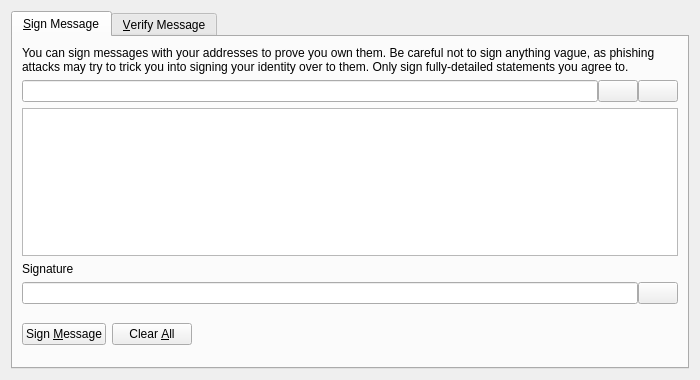
First picture: the form in src/qt/forms/signverifymessagedialog.ui, repository aglehcoin-project/ac, before the edit.
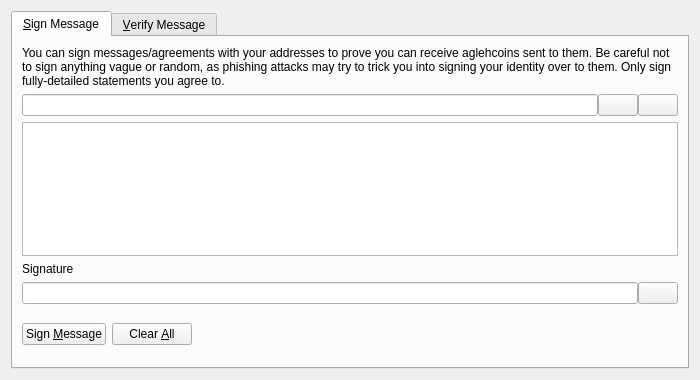
Second picture: the form after the edit. Icons and pictures are not drawn. Custom widgets are drawn as their Qt base class.

What changed in the file:
```diff
--- a/src/qt/forms/signverifymessagedialog.ui
+++ b/src/qt/forms/signverifymessagedialog.ui
@@ -30,7 +30,7 @@
        <item>
         <widget class="QLabel" name="infoLabel_SM">
          <property name="text">
-          <string>You can sign messages with your addresses to prove you own them. Be careful not to sign anything vague, as phishing attacks may try to trick you into signing your identity over to them. Only sign fully-detailed statements you agree to.</string>
+          <string>You can sign messages/agreements with your addresses to prove you can receive aglehcoins sent to them. Be careful not to sign anything vague or random, as phishing attacks may try to trick you into signing your identity over to them. Only sign fully-detailed statements you agree to.</string>
          </property>
          <property name="textFormat">
           <enum>Qt::PlainText</enum>
```
Left out of the diff: 18 changed lines with no effect on the pictures.
